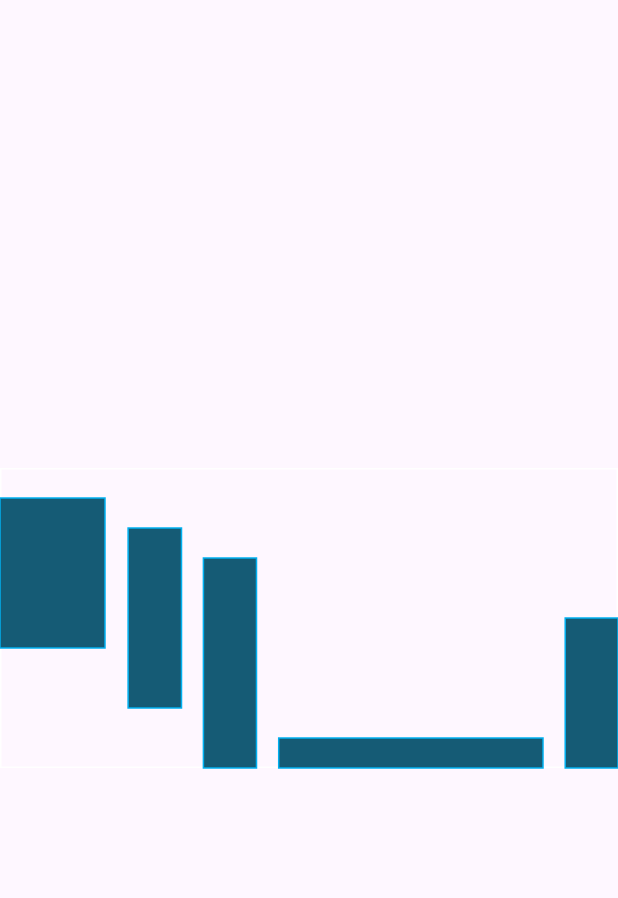
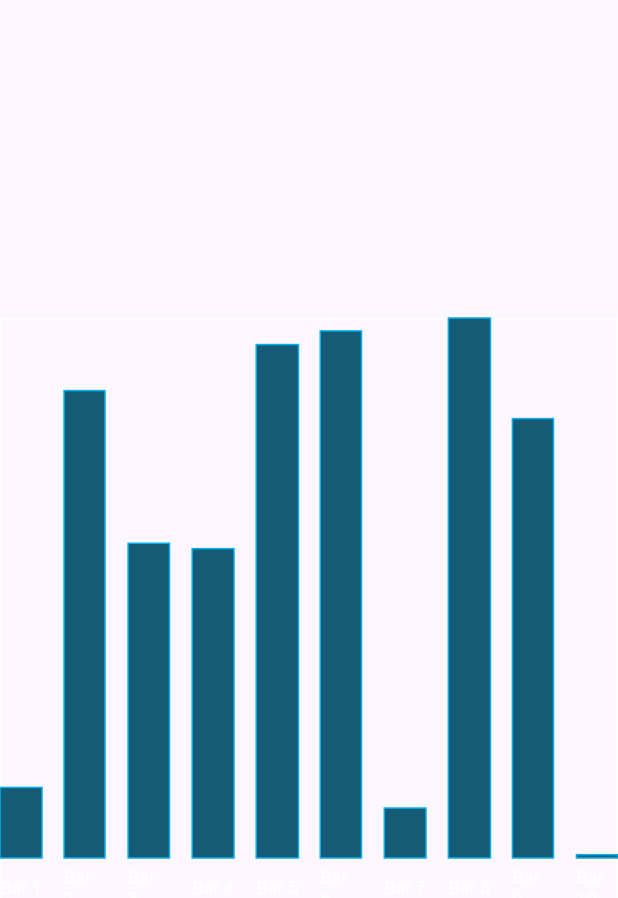
Before and after one commit to bryceremick/flutter_custom_charts, a Flutter app: the screen it shows after launch, on a phone screen of 412 x 824 dp. Shown: the top 898 px of the screen. Run offline on Flutter 3.47's test engine with Material 2 defaults, Android fonts, the phone set to English and light mode, and no system bars.

Commit message:
Adds labels

```diff
--- a/lib/main.dart
+++ b/lib/main.dart
@@ -50,22 +50,28 @@ class _MyHomePageState extends State<MyHomePage> {
         fill: primaryFill,
         stroke: stroke,
         yMax: rng.nextDouble(),
-        lines: [
-          HorizontalLine(
-            fill: Colors.white,
-            dy: const LineDimension(
-                mode: LineConstraintMode.percentage, value: 0.5),
-            width: const LineDimension(
-                mode: LineConstraintMode.percentage, value: 1),
-            height:
-                const LineDimension(mode: LineConstraintMode.pixel, value: 1),
-            style: const Dashed(),
-          ),
-        ],
+        label: Label(
+          text: 'Bar ${index + 1}',
+          style: const TextStyle(fontSize: 12, color: Colors.white),
+          alignment: Alignment.center,
+          // padding: const EdgeInsets.only(bottom: 5),
+        ),
+        // lines: [
+        //   HorizontalLine(
+        //     fill: Colors.white,
+        //     dy: const LineDimension(
+        //         mode: LineConstraintMode.percentage, value: 0.5),
+        //     width: const LineDimension(
+        //         mode: LineConstraintMode.percentage, value: 1),
+        //     height:
+        //         const LineDimension(mode: LineConstraintMode.pixel, value: 1),
+        //     style: const Dashed(),
+        //   ),
+        // ],
       ),
     ),
     xAxisType: AxisDistanceType.auto,
-    yAxisType: AxisDistanceType.percentage,
+    yAxisType: AxisDistanceType.auto,
     // padding: const EdgeInsets.all(20)
     // lines: [
     //   HorizontalLine(
@@ -158,7 +164,7 @@ class _MyHomePageState extends State<MyHomePage> {
     ],
   );
 
-  BarChartController<Bar> get controller => percentageWidthController;
+  BarChartController<Bar> get controller => autoWidthController;
 
   @override
   Widget build(BuildContext context) {
@@ -169,7 +175,7 @@ class _MyHomePageState extends State<MyHomePage> {
       // ),
       body: Center(
         child: SizedBox(
-          height: 200,
+          height: 400,
           child: BarChart(
             controller: controller,
             onTap: (index, cube) {
--- a/packages/flutter_custom_charts/lib/flutter_custom_charts.dart
+++ b/packages/flutter_custom_charts/lib/flutter_custom_charts.dart
@@ -8,6 +8,7 @@ import 'package:flutter/material.dart';
 
 part 'src/charts/bar_chart.dart';
 part 'src/entities/bar.dart';
+part 'src/entities/label.dart';
 // part 'src/entities/cube.dart';
 part 'src/entities/line.dart';
 part 'src/entities/painter.dart';
--- a/packages/flutter_custom_charts/lib/src/entities/bar.dart
+++ b/packages/flutter_custom_charts/lib/src/entities/bar.dart
@@ -15,7 +15,7 @@ class Bar extends BarPainter {
   final Color fill;
   final Color? stroke;
   double? width;
-  String? label;
+  Label? label;
   EdgeInsets padding = const EdgeInsets.all(0);
   final double yMax;
   final double yMin;
--- /dev/null
+++ b/packages/flutter_custom_charts/lib/src/entities/label.dart
@@ -0,0 +1,52 @@
+part of flutter_custom_charts;
+
+class Label extends LabelPainter {
+  Label({
+    required this.text,
+    this.style = const TextStyle(fontSize: 12, color: Colors.white),
+    this.alignment = Alignment.center,
+    this.padding = const EdgeInsets.all(0),
+  });
+
+  final String text;
+  final TextStyle style;
+  final Alignment alignment;
+  final EdgeInsets padding;
+
+  @override
+  void paint(
+    Canvas canvas, {
+    required ConstrainedArea area,
+  }) {
+    super.constraints = area.shrink(padding);
+    final textPainter = TextPainter(
+      text: TextSpan(
+        text: text,
+        style: style,
+      ),
+      textDirection: TextDirection.ltr,
+    )..layout(maxWidth: constraints.width);
+
+    // default alignment is top left
+    double x = constraints.xMin;
+    double y = constraints.yMin;
+
+    if (alignment.x == 0) {
+      // horizontal center alignment
+      x += (constraints.xMax - constraints.xMin - textPainter.width) / 2;
+    } else if (alignment.x == 1) {
+      // horizontal right alignment
+      x = constraints.xMax - textPainter.width;
+    }
+
+    if (alignment.y == 0) {
+      // vertical center alignment
+      y += (constraints.yMax - constraints.yMin - textPainter.height) / 2;
+    } else if (alignment.y == 1) {
+      // vertical bottom alignment
+      y = constraints.yMax - textPainter.height;
+    }
+    print('x: $x, y: $y');
+    textPainter.paint(canvas, Offset(x, y));
+  }
+}
--- a/packages/flutter_custom_charts/lib/src/entities/painter.dart
+++ b/packages/flutter_custom_charts/lib/src/entities/painter.dart
@@ -56,3 +56,24 @@ abstract class LinePainter implements ConstrainedPainter {
     constraints = area;
   }
 }
+
+abstract class LabelPainter implements ConstrainedPainter {
+  LabelPainter({
+    this.constraints = const ConstrainedArea(
+      xMin: 0,
+      xMax: 0,
+      yMin: 0,
+      yMax: 0,
+    ),
+  });
+
+  @override
+  ConstrainedArea constraints;
+
+  void paint(
+    Canvas canvas, {
+    required ConstrainedArea area,
+  }) {
+    constraints = area;
+  }
+}
--- a/packages/flutter_custom_charts/lib/src/models/bar_chart_controller.dart
+++ b/packages/flutter_custom_charts/lib/src/models/bar_chart_controller.dart
@@ -6,7 +6,7 @@ class BarChartController<T extends Bar> extends ChangeNotifier {
     List<Line> lines = const [],
     AxisDistanceType xAxisType = AxisDistanceType.auto,
     AxisDistanceType yAxisType = AxisDistanceType.auto,
-    EdgeInsets padding = const EdgeInsets.all(0),
+    EdgeInsets padding = const EdgeInsets.only(bottom: 40),
     double gap = 15,
     double? explicitChartMax,
     double? explicitChartMin,
--- a/packages/flutter_custom_charts/lib/src/models/constrained_area.dart
+++ b/packages/flutter_custom_charts/lib/src/models/constrained_area.dart
@@ -27,6 +27,12 @@ class ConstrainedArea {
   bool isOutOfBoundsX(double x) => x < xMin || x > xMax;
   bool isOutOfBounds(double x, double y) =>
       isOutOfBoundsX(x) || isOutOfBoundsY(y);
+  ConstrainedArea shrink(EdgeInsets padding) => ConstrainedArea(
+        xMin: xMin + padding.left,
+        xMax: xMax - padding.right,
+        yMin: yMin + padding.top,
+        yMax: yMax - padding.bottom,
+      );
 
   @override
   String toString() {
```
Also changed, not shown: packages/flutter_custom_charts/lib/src/charts/bar_chart.dart (+12 -0 lines).
